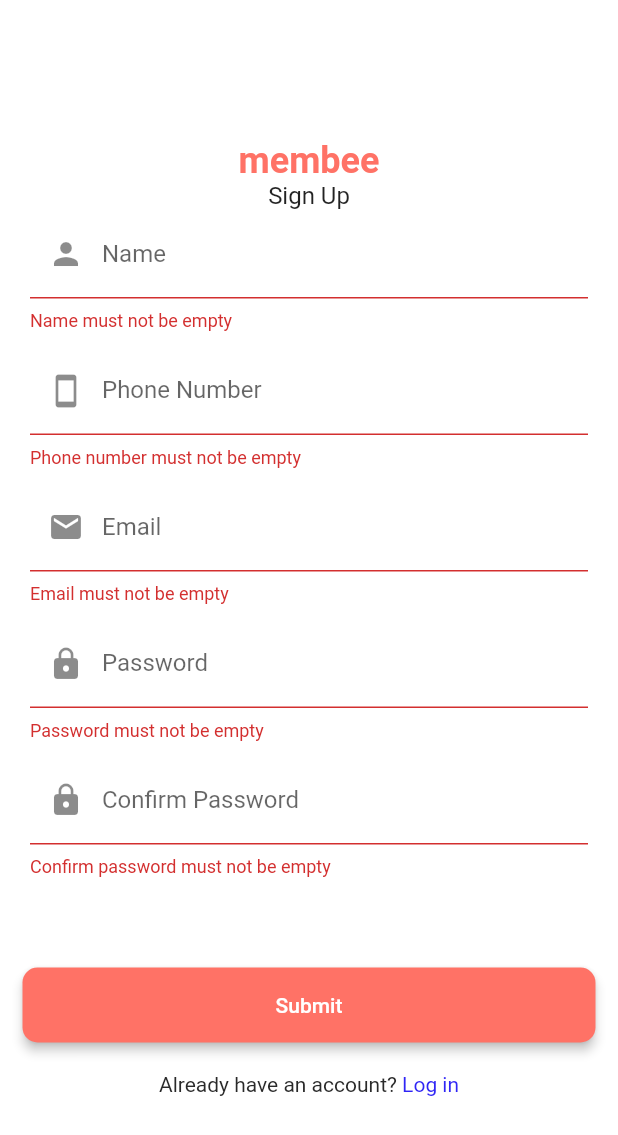
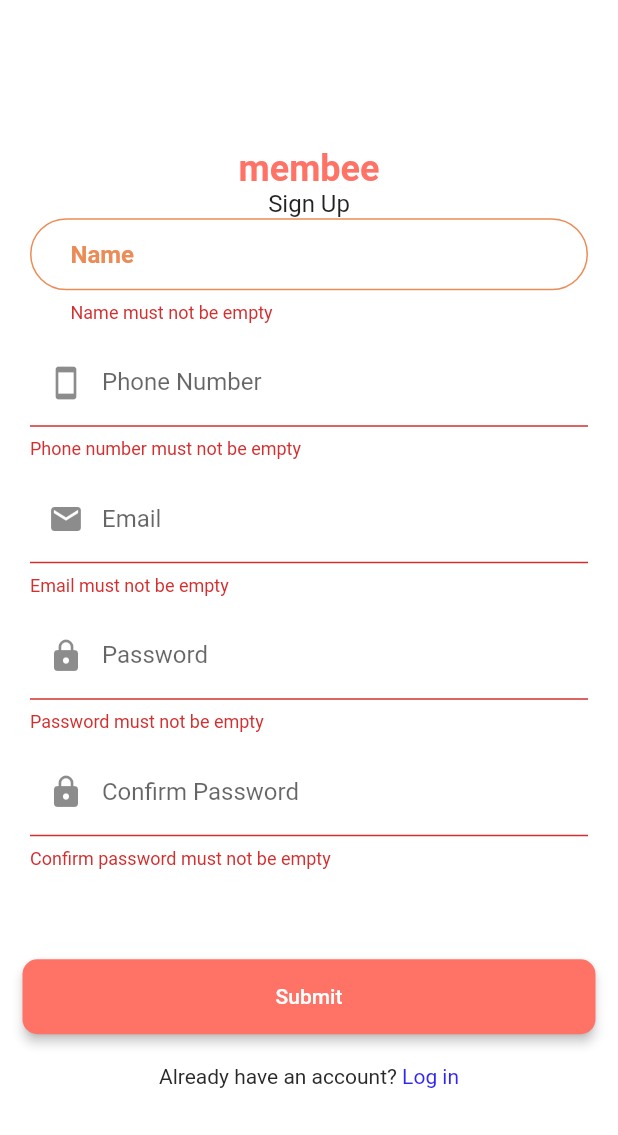
Before and after one commit to IvanTanaka/Flutter-Mobile-Booking_System, a Flutter app: the RegisterView screen opened by its route, after a tap on "Submit", on a phone screen of 412 x 824 dp. Shown: the top 1135 px of the screen. Run offline on Flutter 3.47's test engine with Material 2 defaults, Android fonts, the phone set to English and light mode, and no system bars; our stand-ins replace connectivity, dio, flutter_datetime_picker, flutter_masked_text, flutter_money_formatter, font_awesome_flutter and 4 more; missing offline and left inert: catcher, clipboard_manager, extended_text; accounts and stored records are empty; network calls fail.

Commit message:
shared_text_form_field created

```diff
--- a/lib/main.dart
+++ b/lib/main.dart
@@ -29,13 +29,15 @@ class MyApp extends StatelessWidget {
           // or simply save your changes to "hot reload" in a Flutter IDE).
           // Notice that the counter didn't reset back to zero; the application
           // is not restarted.
-            primaryColor: SharedColors.primaryColor,
+          primaryColor: SharedColors.primaryOrangeColor,
           accentColor: SharedColors.accentColor,
           scaffoldBackgroundColor: SharedColors.scaffoldColor,
           textTheme: TextTheme(
             body1: TextStyle(
               color: SharedColors.txtColor,
-            ))),
+            ),
+          ),
+        ),
         initialRoute: RoutePaths.Login,
         debugShowCheckedModeBanner: false,
         onGenerateRoute: Router.generateRoute,
--- a/lib/ui/shared_colors.dart
+++ b/lib/ui/shared_colors.dart
@@ -32,7 +32,7 @@ class SharedColors {
 
   static const Color btnTxtColor = Color(0xFFFFFFFF);
 
-  static const Color btnDisabledColor = Color(0xFFAEAEAE);
+  static const Color btnDisabledColor = Color(0xFFAEAEAE  );
 
   static const Color statusWaiting = Color(0xFFFCBA03);
   static const Color statusSuccess = Color(0xFF36BF00);
--- a/lib/ui/views/registration/register_view.dart
+++ b/lib/ui/views/registration/register_view.dart
@@ -4,6 +4,7 @@ import 'package:member_apps/core/viewmodels/views/registration/register_view_mod
 import 'package:member_apps/service_locator.dart';
 import 'package:member_apps/ui/shared_colors.dart';
 import 'package:member_apps/ui/widgets/shared_button.dart';
+import 'package:member_apps/ui/widgets/shared_text_form_field.dart';
 
 import '../../../router.dart';
 
@@ -113,9 +114,12 @@ class _RegisterViewState extends State<RegisterView> {
               borderRadius: BorderRadius.circular(10),
               color: SharedColors.errorColor,
             ),
-            child: Text(snapshot.data, style: TextStyle(
-              color: SharedColors.txtAccentColor,
-            ),),
+            child: Text(
+              snapshot.data,
+              style: TextStyle(
+                color: SharedColors.txtAccentColor,
+              ),
+            ),
           );
         }
         return Container();
@@ -127,21 +131,11 @@ class _RegisterViewState extends State<RegisterView> {
     return Container(
       margin: EdgeInsets.only(left: 20, right: 20),
       child: Container(
-        child: TextFormField(
+        child: SharedTextFormField(
           validator: (String value) {
             return viewModel.validateName(value);
           },
-          cursorColor: SharedColors.primaryColor,
-          decoration: InputDecoration(
-            labelText: "Name",
-            prefixIcon: Icon(
-              Icons.person,
-//              color:  SharedColors.primaryColor,
-            ),
-            labelStyle: TextStyle(
-//              color:  SharedColors.primaryColor,
-                ),
-          ),
+          hintText: "Name",
         ),
       ),
     );
@@ -280,7 +274,9 @@ class _RegisterViewState extends State<RegisterView> {
             text: "Already have an account? ",
             style: TextStyle(color: SharedColors.txtColor),
             children: <TextSpan>[
-              TextSpan(text: 'Log in', style: TextStyle(color: SharedColors.linkColor)),
+              TextSpan(
+                  text: 'Log in',
+                  style: TextStyle(color: SharedColors.linkColor)),
             ],
           ),
         ),
--- /dev/null
+++ b/lib/ui/widgets/shared_text_form_field.dart
@@ -0,0 +1,57 @@
+import 'package:flutter/material.dart';
+import 'package:member_apps/ui/shared_colors.dart';
+
+class SharedTextFormField extends StatefulWidget {
+  final Function(String) validator;
+  final String hintText;
+
+  const SharedTextFormField({Key key, this.validator, this.hintText}) : super(key: key);
+
+
+  @override
+  _SharedTextFormFieldState createState() => _SharedTextFormFieldState();
+
+}
+
+class _SharedTextFormFieldState extends State<SharedTextFormField> {
+  @override
+  Widget build(BuildContext context) {
+    return TextFormField(
+      validator: (String value) {
+        return widget.validator(value);
+      },
+      cursorColor: SharedColors.primaryColor,
+      decoration: InputDecoration(
+        contentPadding: EdgeInsets.only(left: 27),
+        hintText: widget.hintText,
+        hintStyle: TextStyle(color: SharedColors.primaryOrangeColor, fontWeight: FontWeight.w700),
+        filled: true,
+        fillColor: Colors.white70,
+        errorBorder: OutlineInputBorder(
+          borderRadius: BorderRadius.all(Radius.circular(30.0)),
+          borderSide: BorderSide(color: SharedColors.primaryOrangeColor, width: 1),
+        ),
+        disabledBorder: OutlineInputBorder(
+          borderRadius: BorderRadius.all(Radius.circular(30.0)),
+          borderSide: BorderSide(color: SharedColors.primaryOrangeColor, width: 1),
+        ),
+        focusedErrorBorder: OutlineInputBorder(
+          borderRadius: BorderRadius.all(Radius.circular(30.0)),
+          borderSide: BorderSide(color: SharedColors.primaryOrangeColor, width: 1),
+        ),
+        enabledBorder: OutlineInputBorder(
+          borderRadius: BorderRadius.all(Radius.circular(30.0)),
+          borderSide: BorderSide(color: SharedColors.primaryOrangeColor, width: 1),
+        ),
+        border: OutlineInputBorder(
+          borderRadius: BorderRadius.all(Radius.circular(30.0)),
+          borderSide: BorderSide(color: SharedColors.primaryOrangeColor, width: 1),
+        ),
+        focusedBorder: OutlineInputBorder(
+          borderRadius: BorderRadius.all(Radius.circular(30.0)),
+          borderSide: BorderSide(color: SharedColors.primaryOrangeColor),
+        ),
+      ),
+    );
+  }
+}
```
Lines whose indentation alone changed are shown as unchanged.
